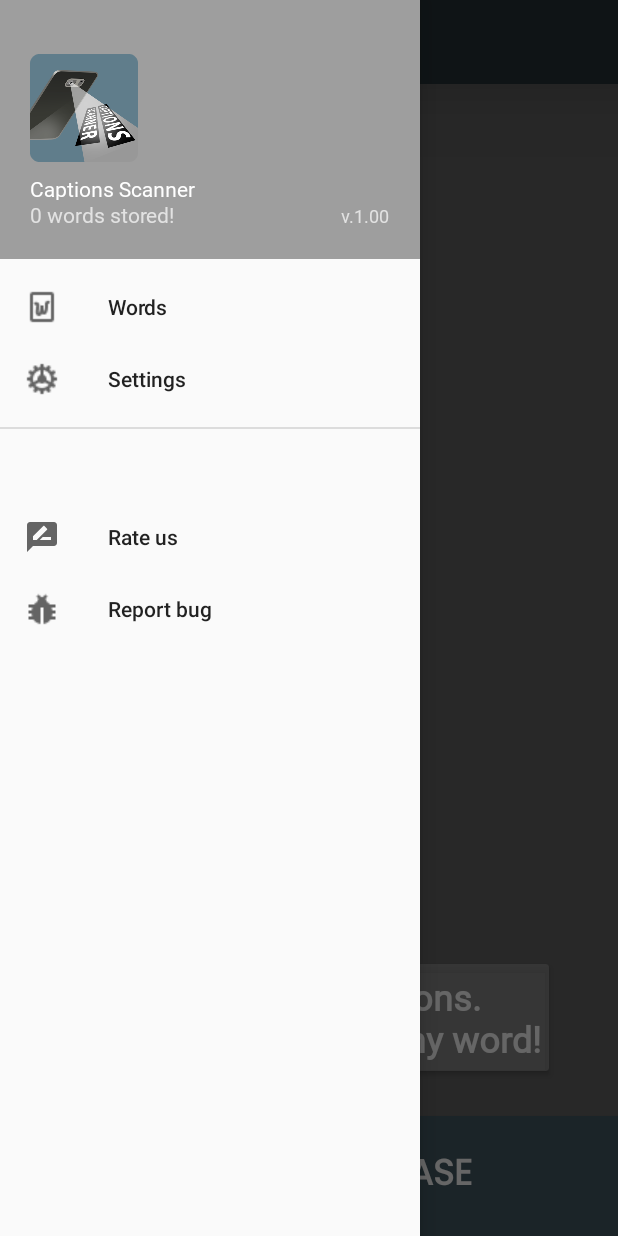
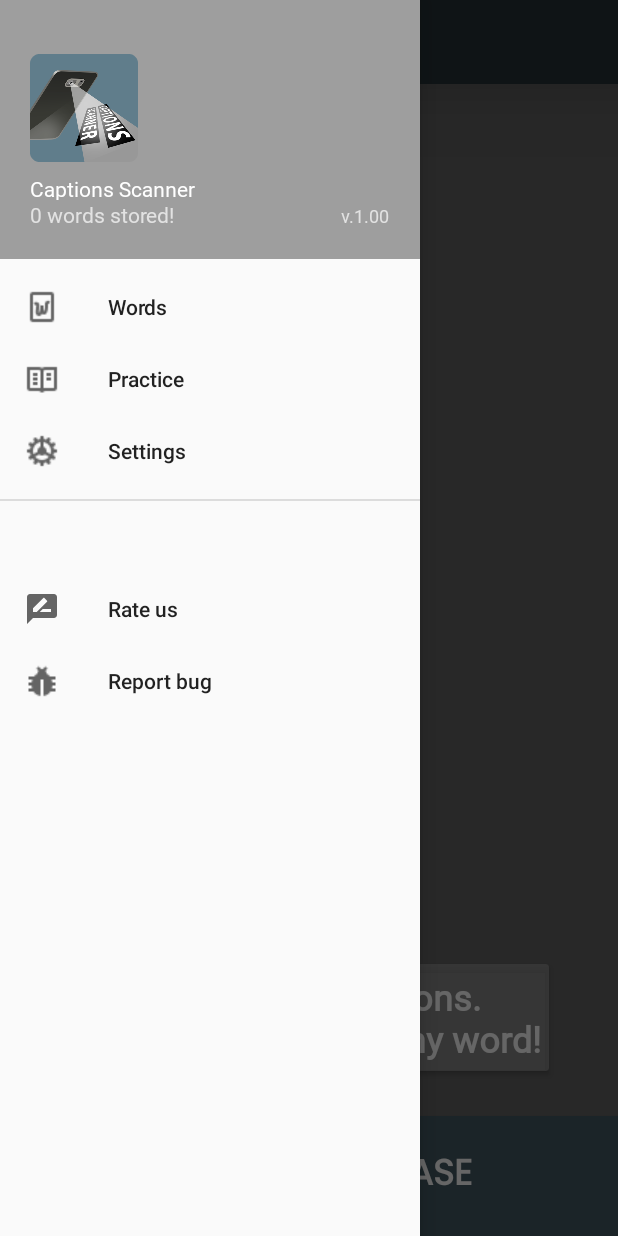
Before and after one commit to Dohmanlechx/Captions-Scanner, an Android app: the screen it shows after launch (MainActivity), with the side drawer open, on a phone screen of 412 x 824 dp. Run offline under Robolectric (Android 15) with nearby library versions, the phone set to English and light mode, and no system bars; 2 statements that could not run were skipped.

Commit message:
Nav menu upgraded with game item

```diff
--- a/app/src/main/res/menu/drawer_menu.xml
+++ b/app/src/main/res/menu/drawer_menu.xml
@@ -8,6 +8,10 @@
             android:id="@+id/nav_words"
             android:icon="@drawable/icon_word"
             android:title="@string/my_words" />
+        <item
+            android:id="@+id/nav_practice"
+            android:icon="@drawable/icon_study"
+            android:title="@string/practice" />
         <item
             android:id="@+id/nav_settings"
             android:icon="@drawable/icon_settings"
--- a/app/src/main/res/values/strings.xml
+++ b/app/src/main/res/values/strings.xml
@@ -9,6 +9,7 @@
     <!--NAVIGATION DRAWER-->
     <string name="version_name">v.%1$s</string>
     <string name="my_words">Words</string>
+    <string name="practice">Practice</string>
     <string name="report_bugs">Report bug</string>
     <string name="settings">Settings</string>
     <string name="rate_us">Rate us</string>
```
Also changed, not shown: app/src/main/java/com/dohman/captionsscanner/MainActivity.java (+10 -8 lines), app/src/main/res/drawable/icon_study.png (added).
